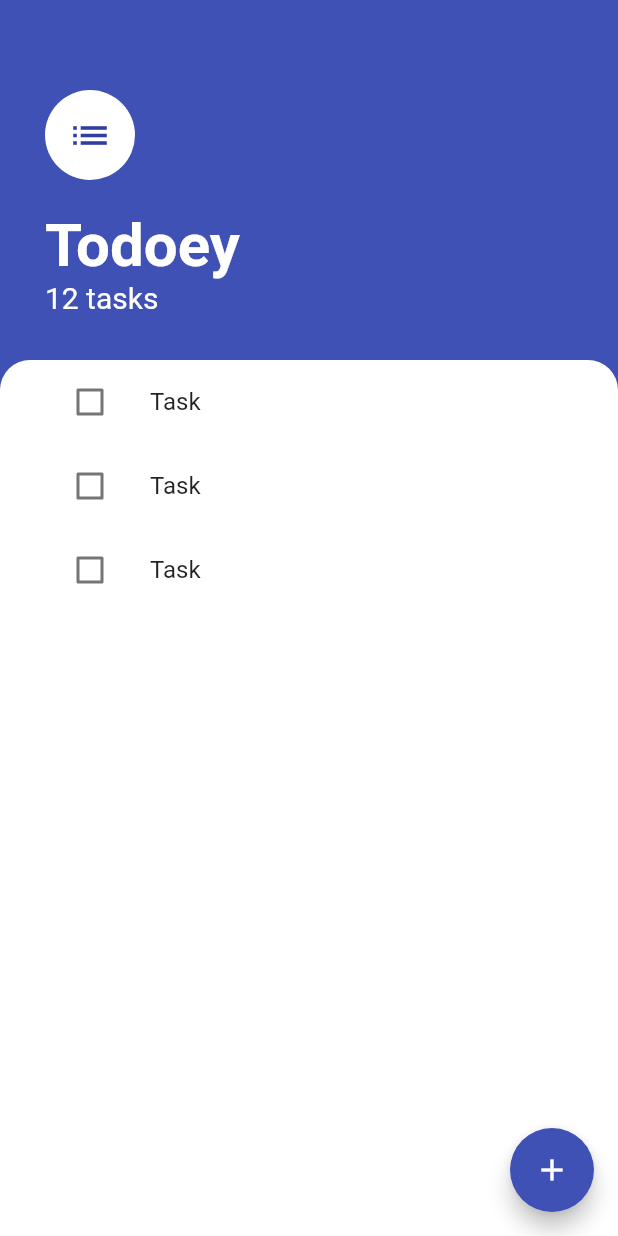
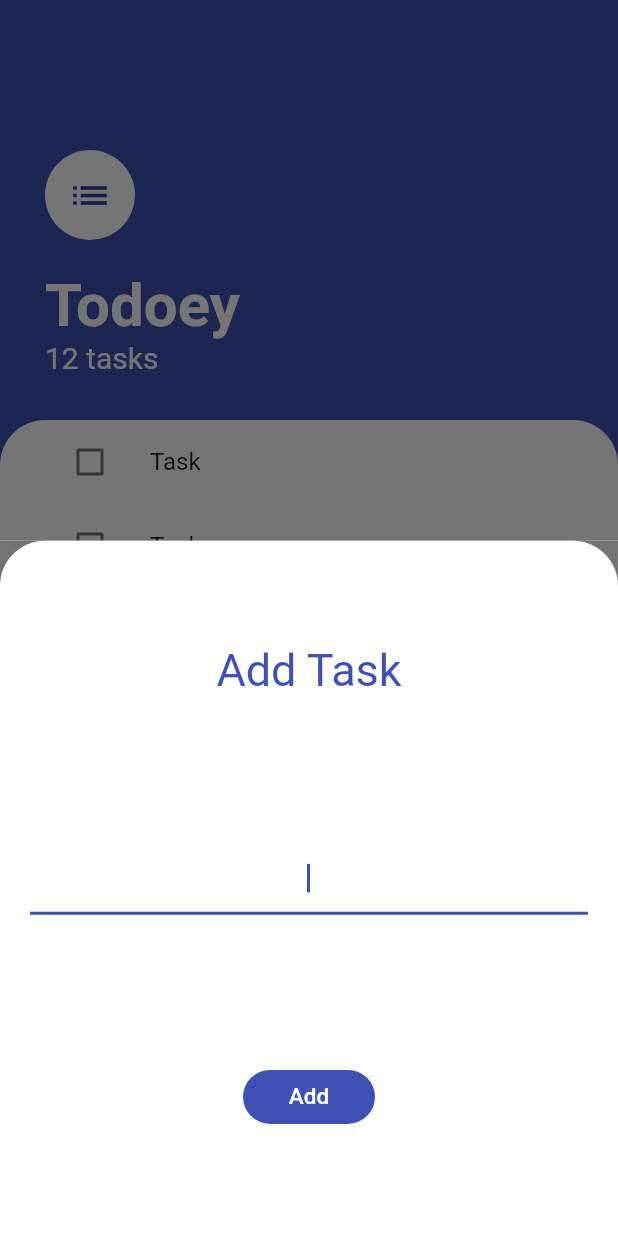
Before and after one commit to marcossevilla/todoey, a Flutter app: the screen it shows after launch, after a tap on the "add" icon, on a phone screen of 412 x 824 dp. Run offline on Flutter 3.47's test engine with Material 2 defaults, Android fonts, the phone set to English and light mode, and no system bars.

```diff
--- /dev/null
+++ b/lib/screens/add_task_screen.dart
@@ -0,0 +1,50 @@
+import 'package:flutter/material.dart';
+
+class AddTaskScreen extends StatelessWidget {
+  @override
+  Widget build(BuildContext context) {
+    return Container(
+      color: Color(0xFF737373),
+      child: Container(
+        padding: EdgeInsets.all(20.0),
+        decoration: BoxDecoration(
+          color: Colors.white,
+          borderRadius: BorderRadius.vertical(
+            top: Radius.circular(30.0),
+          ),
+        ),
+        child: Column(
+          mainAxisAlignment: MainAxisAlignment.spaceAround,
+          crossAxisAlignment: CrossAxisAlignment.center,
+          children: <Widget>[
+            Text(
+              'Add Task',
+              style: TextStyle(
+                color: Theme.of(context).primaryColor,
+                fontSize: 30.0,
+              ),
+            ),
+            TextField(
+              autofocus: true,
+              textAlign: TextAlign.center,
+            ),
+            FlatButton(
+              child: Text(
+                'Add',
+                style: TextStyle(
+                  color: Colors.white,
+                  fontSize: 15.0,
+                ),
+              ),
+              color: Theme.of(context).primaryColor,
+              shape: RoundedRectangleBorder(
+                borderRadius: BorderRadius.circular(30.0),
+              ),
+              onPressed: () {},
+            ),
+          ],
+        ),
+      ),
+    );
+  }
+}
--- a/lib/screens/task_screen.dart
+++ b/lib/screens/task_screen.dart
@@ -1,4 +1,5 @@
 import 'package:flutter/material.dart';
+import 'package:todoey/screens/add_task_screen.dart';
 
 import '../widgets/tasks_list.dart';
 
@@ -12,7 +13,7 @@ class TaskScreen extends StatelessWidget {
         children: <Widget>[
           Container(
             padding: EdgeInsets.only(
-              top: 60.0,
+              top: 100.0,
               right: 30.0,
               left: 30.0,
               bottom: 30.0,
@@ -53,7 +54,7 @@ class TaskScreen extends StatelessWidget {
               decoration: BoxDecoration(
                 color: Colors.white,
                 borderRadius: BorderRadius.vertical(
-                  top: Radius.circular(20.0),
+                  top: Radius.circular(30.0),
                 ),
               ),
               child: TasksList(),
@@ -63,7 +64,12 @@ class TaskScreen extends StatelessWidget {
       ),
       floatingActionButton: FloatingActionButton(
         child: Icon(Icons.add),
-        onPressed: () {},
+        onPressed: () {
+          showModalBottomSheet(
+            context: context,
+            builder: (context) => AddTaskScreen(),
+          );
+        },
       ),
     );
   }
```
